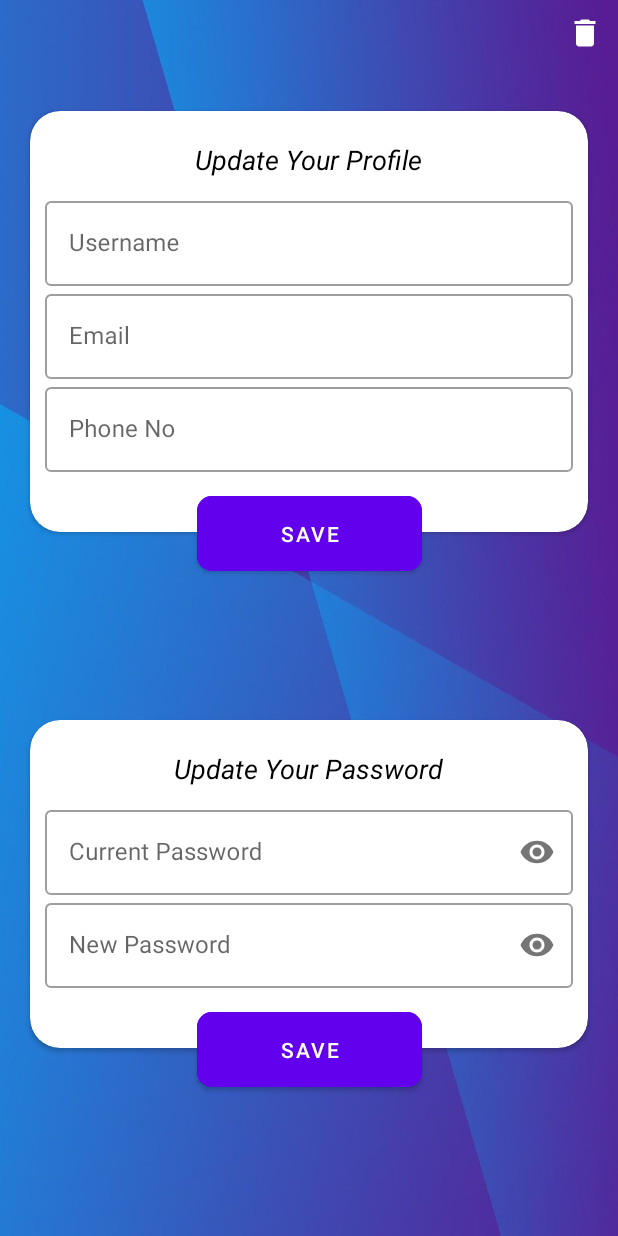
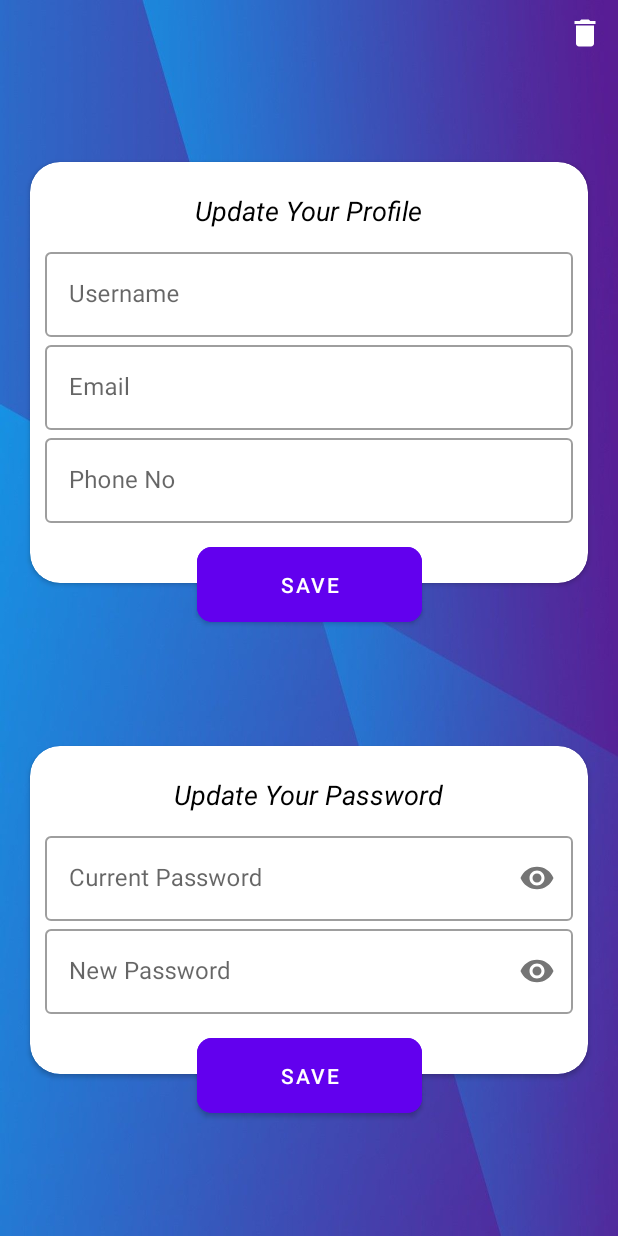
Before and after one commit to Yash-Vora/Video-Conferencing-App, an Android app: the fragment ProfileFragment placed in its activity, on a phone screen of 412 x 824 dp. Run offline under Robolectric (Android 15) with nearby library versions, the phone set to English and light mode, and no system bars; libraries missing offline, so code that uses them is left out: org.jitsi.meet; 2 statements that could not run were skipped.

Commit message:
Update fragment_profile.xml

```diff
--- a/app/src/main/res/layout/fragment_profile.xml
+++ b/app/src/main/res/layout/fragment_profile.xml
@@ -29,7 +29,6 @@
             android:id="@+id/cardView"
             android:layout_width="match_parent"
             android:layout_height="wrap_content"
-            android:layout_marginTop="40dp"
             android:layout_marginStart="20dp"
             android:layout_marginLeft="20dp"
             android:layout_marginEnd="20dp"
@@ -38,7 +37,8 @@
             app:layout_constraintEnd_toEndOf="parent"
             app:layout_constraintHorizontal_bias="0.5"
             app:layout_constraintStart_toStartOf="parent"
-            app:layout_constraintTop_toBottomOf="@id/deleteAccount">
+            app:layout_constraintTop_toTopOf="parent"
+            app:layout_constraintBottom_toTopOf="@+id/cardView1">
 
             <LinearLayout
                 android:layout_width="match_parent"
@@ -118,6 +118,7 @@
             android:orientation="horizontal"
             app:layout_constraintBottom_toBottomOf="@+id/cardView"
             app:layout_constraintHorizontal_bias="0.5"
+            app:layout_constraintEnd_toEndOf="parent"
             app:layout_constraintStart_toStartOf="parent" />
 
         <Button
@@ -212,6 +213,7 @@
             android:orientation="horizontal"
             app:layout_constraintBottom_toBottomOf="@+id/cardView1"
             app:layout_constraintHorizontal_bias="0.5"
+            app:layout_constraintEnd_toEndOf="parent"
             app:layout_constraintStart_toStartOf="parent" />
 
         <Button
```
